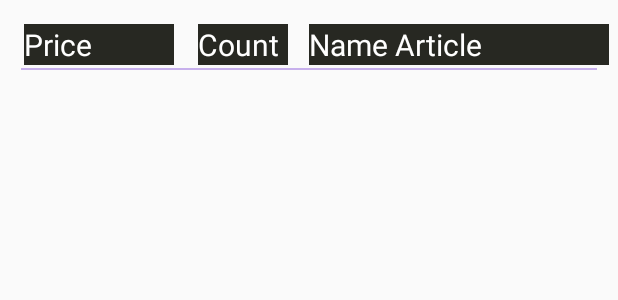
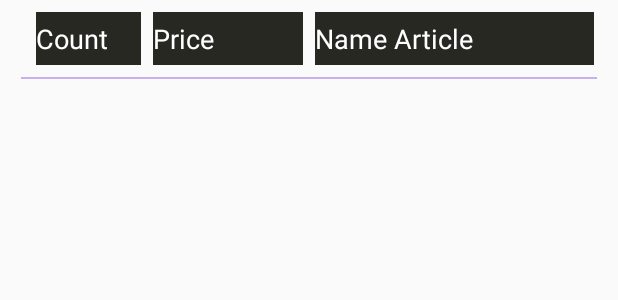
Before and after one commit to Mandy0990/CountingArticles, an Android app: the layout article_item_list_view.xml on its own in the app's theme, with its tools: preview values and no code run, on a phone screen of 412 x 824 dp. Shown: the top 300 px of the screen. Run offline under Robolectric (Android 15) with nearby library versions, the phone set to English and light mode, and no system bars.

Commit message:
Imporve app

```diff
--- a/app/src/main/AndroidManifest.xml
+++ b/app/src/main/AndroidManifest.xml
@@ -22,5 +22,4 @@
         <activity android:name=".MainActivity">
         </activity>
     </application>
-
 </manifest>
--- a/app/src/main/java/com/example/countingarticles/database/Article.kt
+++ b/app/src/main/java/com/example/countingarticles/database/Article.kt
@@ -17,4 +17,5 @@ data class Article(
     var articlePrice: Double = -1.0,
 
     @ColumnInfo(name = "article_count")
-    var articleCount: Int = -1)
+    var articleCount: Int = -1
+)
--- a/app/src/main/java/com/example/countingarticles/database/ArticleDatabase.kt
+++ b/app/src/main/java/com/example/countingarticles/database/ArticleDatabase.kt
@@ -32,6 +32,4 @@ abstract class ArticleDatabase: RoomDatabase(){
             }
         }
     }
-
-
 }
--- a/app/src/main/res/layout/article_item_list_view.xml
+++ b/app/src/main/res/layout/article_item_list_view.xml
@@ -6,69 +6,67 @@
         <variable
             name="article"
             type="com.example.countingarticles.database.Article" />
-        <variable
-            name="clickListener"
-            type="com.example.countingarticles.articles.ArticleListener" />
     </data>
 <androidx.constraintlayout.widget.ConstraintLayout
     android:layout_width="match_parent"
-    android:layout_height="wrap_content"
-    android:onClick="@{() -> clickListener.onClick(article)}">
-
-    <TextView
-        android:id="@+id/article_price"
-        android:layout_width="100dp"
-        android:layout_height="wrap_content"
-        android:layout_marginStart="16dp"
-        android:layout_marginTop="16dp"
-        android:layout_marginBottom="8dp"
-        android:background="#272822"
-        android:textColor="@color/design_default_color_background"
-        android:textSize="20dp"
-        app:layout_constraintBottom_toBottomOf="parent"
-        app:layout_constraintStart_toStartOf="parent"
-        app:layout_constraintTop_toTopOf="parent"
-        tools:text="@string/article_price" />
-
-    <TextView
-        android:id="@+id/article_count"
-        android:layout_width="60dp"
-        android:layout_height="wrap_content"
-        android:layout_marginStart="16dp"
-        android:background="#272822"
-        android:text="@string/article_count"
-        android:textColor="@color/design_default_color_background"
-        android:textSize="20dp"
-        app:layout_constraintBaseline_toBaselineOf="@+id/article_price"
-        app:layout_constraintStart_toEndOf="@+id/article_price" />
-
-    <TextView
-        android:id="@+id/article_name"
-        android:layout_width="200dp"
-        android:layout_height="wrap_content"
-        android:layout_marginStart="16dp"
-        android:layout_marginEnd="8dp"
-        android:background="#272822"
-        android:backgroundTint="#272822"
-        android:textAppearance="@style/TextAppearance.AppCompat.Body1"
-        android:textColor="@color/design_default_color_background"
-        android:textSize="20dp"
-        app:layout_constraintBaseline_toBaselineOf="@+id/article_count"
-        app:layout_constraintEnd_toEndOf="parent"
-        app:layout_constraintStart_toEndOf="@+id/article_count"
-        tools:text="@string/article_name" />
+    android:layout_height="wrap_content">
 
     <View
         android:id="@+id/view"
         android:layout_width="0dp"
         android:layout_height="1dp"
         android:layout_marginStart="14dp"
-        android:layout_marginTop="2dp"
+        android:layout_marginTop="8dp"
         android:layout_marginEnd="14dp"
         android:background="#C7B0EC"
         app:layout_constraintEnd_toEndOf="parent"
         app:layout_constraintStart_toStartOf="parent"
-        app:layout_constraintTop_toBottomOf="@+id/article_name" />
+        app:layout_constraintTop_toBottomOf="@+id/article_count" />
+
+    <EditText
+        android:id="@+id/article_name"
+        android:layout_width="0dp"
+        android:layout_height="35dp"
+        android:layout_marginStart="8dp"
+        android:layout_marginEnd="16dp"
+        android:background="#272822"
+        android:ems="10"
+        android:hint="@string/article_name"
+        android:inputType="textPersonName"
+        android:textColor="#FFFFFF"
+        android:textColorHint="#FFFFFF"
+        app:layout_constraintBaseline_toBaselineOf="@+id/article_price"
+        app:layout_constraintEnd_toEndOf="parent"
+        app:layout_constraintStart_toEndOf="@+id/article_price" />
+
+    <EditText
+        android:id="@+id/article_price"
+        android:layout_width="100dp"
+        android:layout_height="35dp"
+        android:layout_marginStart="8dp"
+        android:background="#272822"
+        android:ems="10"
+        android:hint="@string/article_price"
+        android:inputType="phone"
+        android:textColor="#FFFFFF"
+        android:textColorHint="#FFFFFF"
+        app:layout_constraintBaseline_toBaselineOf="@+id/article_count"
+        app:layout_constraintStart_toEndOf="@+id/article_count" />
+
+    <EditText
+        android:id="@+id/article_count"
+        android:layout_width="70dp"
+        android:layout_height="35dp"
+        android:layout_marginStart="24dp"
+        android:layout_marginTop="8dp"
+        android:background="#272822"
+        android:ems="10"
+        android:hint="@string/article_count"
+        android:inputType="phone"
+        android:textColor="#FFFFFF"
+        android:textColorHint="#FFFFFF"
+        app:layout_constraintStart_toStartOf="parent"
+        app:layout_constraintTop_toTopOf="parent" />
 
 </androidx.constraintlayout.widget.ConstraintLayout>
 </layout>
--- a/app/src/main/res/navigation/nav_graph.xml
+++ b/app/src/main/res/navigation/nav_graph.xml
@@ -19,9 +19,5 @@
         android:id="@+id/articleFragment"
         android:name="com.example.countingarticles.articles.ArticleFragment"
         android:label="fragment_article"
-        tools:layout="@layout/fragment_article" >
-        <action
-            android:id="@+id/next_action_to_add_article"
-            app:destination="@+id/addArticle" />
-    </fragment>
+        tools:layout="@layout/fragment_article" />
 </navigation>
```
Also changed, not shown: app/src/main/java/com/example/countingarticles/MainActivity.kt (+12 -13 lines), app/src/main/java/com/example/countingarticles/articles/ArticleAdapter.kt (+28 -10 lines), app/src/main/java/com/example/countingarticles/articles/ArticleFragment.kt (+13 -14 lines), app/src/main/java/com/example/countingarticles/articles/ArticleViewModel.kt (+19 -1 lines).
